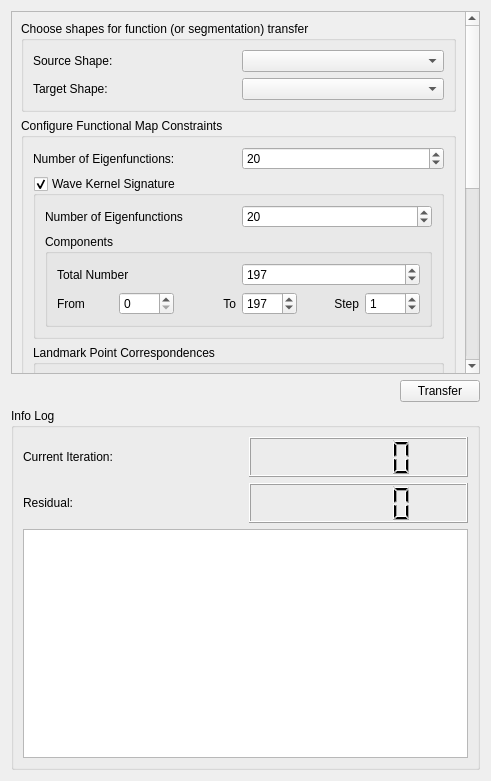
This is src/custom/tabs/FunctionTransferTabWidget.ui in PeterZs/ShapeAnalyzer as Qt 5 draws it before an edit. The edited form follows.
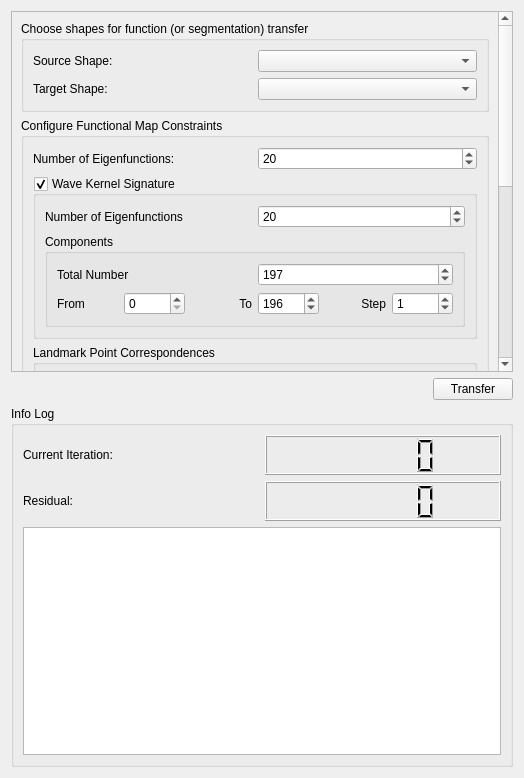
This is the edited form.

What changed in the file:
```diff
--- a/src/custom/tabs/FunctionTransferTabWidget.ui
+++ b/src/custom/tabs/FunctionTransferTabWidget.ui
@@ -6,13 +6,25 @@
    <rect>
     <x>0</x>
     <y>0</y>
-    <width>491</width>
-    <height>781</height>
+    <width>524</width>
+    <height>778</height>
    </rect>
   </property>
   <layout class="QVBoxLayout" name="verticalLayout_7">
    <item>
     <widget class="QScrollArea" name="scrollArea">
+     <property name="sizePolicy">
+      <sizepolicy hsizetype="MinimumExpanding" vsizetype="Expanding">
+       <horstretch>0</horstretch>
+       <verstretch>0</verstretch>
+      </sizepolicy>
+     </property>
+     <property name="minimumSize">
+      <size>
+       <width>500</width>
+       <height>0</height>
+      </size>
+     </property>
      <property name="horizontalScrollBarPolicy">
       <enum>Qt::ScrollBarAlwaysOff</enum>
      </property>
@@ -24,7 +36,7 @@
        <rect>
         <x>0</x>
         <y>0</y>
-        <width>469</width>
+        <width>498</width>
         <height>835</height>
        </rect>
       </property>
@@ -197,7 +209,7 @@
                      <number>500</number>
                     </property>
                     <property name="value">
-                     <number>197</number>
+                     <number>196</number>
                     </property>
                    </widget>
                   </item>
```
Left out of the diff: 10 changed lines with no effect on the pictures.
